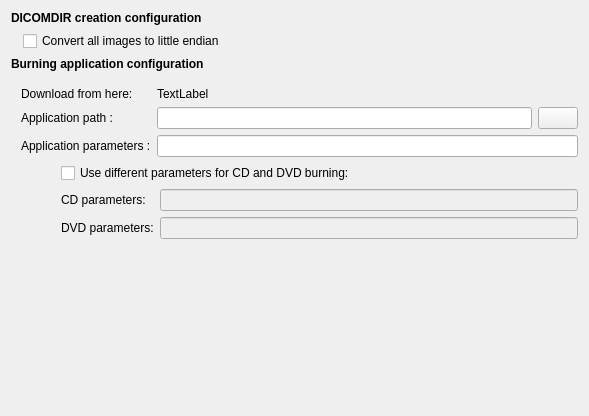
starviewer-medical/starviewer, file starviewer/src/inputoutput/qdicomdirconfigurationscreenbase.ui: the form before one commit.
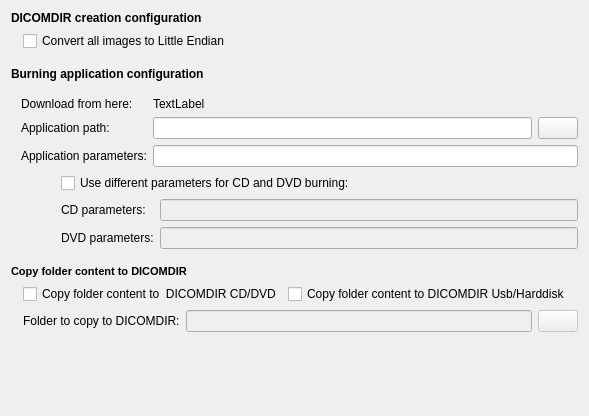
The form after the commit. Icons and pictures are not drawn.

Commit message: ENH:S'afegeix la possibilitat de copiar el contingut d'un directori especificat per l'usuari en els DICOMDIR, per exemple això pot servir per copiar un visor dicom o altre contingut que es cregui oportú.

Patch:
```diff
--- a/starviewer/src/inputoutput/qdicomdirconfigurationscreenbase.ui
+++ b/starviewer/src/inputoutput/qdicomdirconfigurationscreenbase.ui
@@ -29,8 +29,8 @@
    <iconset resource="../main/main.qrc">
     <normaloff>:/images/cdrom.png</normaloff>:/images/cdrom.png</iconset>
   </property>
-  <layout class="QVBoxLayout">
-   <item>
+  <layout class="QGridLayout" name="gridLayout">
+   <item row="0" column="0">
     <widget class="QLabel" name="label_2">
      <property name="font">
       <font>
@@ -43,8 +43,11 @@
      </property>
     </widget>
    </item>
-   <item>
+   <item row="1" column="0">
     <layout class="QHBoxLayout" name="horizontalLayout">
+     <property name="spacing">
+      <number>6</number>
+     </property>
      <item>
       <spacer name="horizontalSpacer">
        <property name="orientation">
@@ -64,13 +67,13 @@
      <item>
       <widget class="QCheckBox" name="m_checkBoxConvertDICOMDIRImagesToLittleEndian">
        <property name="text">
-        <string>Convert all images to little endian</string>
+        <string>Convert all images to Little Endian</string>
        </property>
       </widget>
      </item>
     </layout>
    </item>
-   <item>
+   <item row="3" column="0">
     <widget class="QLabel" name="label">
      <property name="font">
       <font>
@@ -83,7 +86,7 @@
      </property>
     </widget>
    </item>
-   <item>
+   <item row="4" column="0" colspan="2">
     <layout class="QVBoxLayout">
      <property name="leftMargin">
       <number>10</number>
@@ -108,7 +111,7 @@
           </size>
          </property>
          <property name="text">
-          <string>Application path :</string>
+          <string>Application path:</string>
          </property>
          <property name="textFormat">
           <enum>Qt::RichText</enum>
@@ -152,7 +155,7 @@
           </size>
          </property>
          <property name="text">
-          <string>Application parameters :</string>
+          <string>Application parameters:</string>
          </property>
         </widget>
        </item>
@@ -273,7 +276,138 @@
      </item>
     </layout>
    </item>
-   <item>
+   <item row="6" column="0">
+    <widget class="QLabel" name="label_3">
+     <property name="text">
+      <string>&lt;!DOCTYPE HTML PUBLIC &quot;-//W3C//DTD HTML 4.0//EN&quot; &quot;http://www.w3.org/TR/REC-html40/strict.dtd&quot;&gt;
+&lt;html&gt;&lt;head&gt;&lt;meta name=&quot;qrichtext&quot; content=&quot;1&quot; /&gt;&lt;style type=&quot;text/css&quot;&gt;
+p, li { white-space: pre-wrap; }
+&lt;/style&gt;&lt;/head&gt;&lt;body style=&quot; font-family:'MS Shell Dlg 2'; font-size:8.25pt; font-weight:400; font-style:normal;&quot;&gt;
+&lt;p style=&quot; margin-top:0px; margin-bottom:0px; margin-left:0px; margin-right:0px; -qt-block-indent:0; text-indent:0px;&quot;&gt;&lt;span style=&quot; font-size:8pt; font-weight:600;&quot;&gt;Copy folder content to DICOMDIR&lt;/span&gt;&lt;/p&gt;&lt;/body&gt;&lt;/html&gt;</string>
+     </property>
+    </widget>
+   </item>
+   <item row="7" column="0" colspan="2">
+    <layout class="QVBoxLayout" name="verticalLayout">
+     <item>
+      <layout class="QHBoxLayout" name="horizontalLayout_2">
+       <item>
+        <spacer name="horizontalSpacer_3">
+         <property name="orientation">
+          <enum>Qt::Horizontal</enum>
+         </property>
+         <property name="sizeType">
+          <enum>QSizePolicy::Fixed</enum>
+         </property>
+         <property name="sizeHint" stdset="0">
+          <size>
+           <width>12</width>
+           <height>20</height>
+          </size>
+         </property>
+        </spacer>
+       </item>
+       <item>
+        <widget class="QCheckBox" name="m_checkBoxCopyFolderContentToDICOMDIRCdDvd">
+         <property name="text">
+          <string>Copy folder content to  DICOMDIR CD/DVD</string>
+         </property>
+        </widget>
+       </item>
+       <item>
+        <widget class="QCheckBox" name="m_checkBoxCopyFolderContentToDICOMDIRUsbHardDisk">
+         <property name="text">
+          <string>Copy folder content to DICOMDIR Usb/Harddisk</string>
+         </property>
+        </widget>
+       </item>
+       <item>
+        <spacer name="horizontalSpacer_4">
+         <property name="orientation">
+          <enum>Qt::Horizontal</enum>
+         </property>
+         <property name="sizeHint" stdset="0">
+          <size>
+           <width>40</width>
+           <height>20</height>
+          </size>
+         </property>
+        </spacer>
+       </item>
+      </layout>
+     </item>
+     <item>
+      <layout class="QHBoxLayout" name="horizontalLayout_3">
+       <item>
+        <spacer name="horizontalSpacer_2">
+         <property name="orientation">
+          <enum>Qt::Horizontal</enum>
+         </property>
+         <property name="sizeType">
+          <enum>QSizePolicy::Fixed</enum>
+         </property>
+         <property name="sizeHint" stdset="0">
+          <size>
+           <width>12</width>
+           <height>20</height>
+          </size>
+         </property>
+        </spacer>
+       </item>
+       <item>
+        <widget class="QLabel" name="textLabel1_10">
+         <property name="sizePolicy">
+          <sizepolicy hsizetype="Preferred" vsizetype="Fixed">
+           <horstretch>0</horstretch>
+           <verstretch>0</verstretch>
+          </sizepolicy>
+         </property>
+         <property name="minimumSize">
+          <size>
+           <width>90</width>
+           <height>0</height>
+          </size>
+         </property>
+         <property name="text">
+          <string>Folder to copy to DICOMDIR:</string>
+         </property>
+         <property name="textFormat">
+          <enum>Qt::RichText</enum>
+         </property>
+         <property name="alignment">
+          <set>Qt::AlignVCenter</set>
+         </property>
+        </widget>
+       </item>
+       <item>
+        <widget class="QLineEdit" name="m_textDICOMDIRFolderPathToCopy">
+         <property name="enabled">
+          <bool>false</bool>
+         </property>
+        </widget>
+       </item>
+       <item>
+        <widget class="QPushButton" name="m_buttonExaminateDICOMDIRFolderPathToCopy">
+         <property name="enabled">
+          <bool>false</bool>
+         </property>
+         <property name="toolTip">
+          <string>Examine disk to find the application</string>
+         </property>
+         <property name="text">
+          <string/>
+         </property>
+         <property name="icon">
+          <iconset resource="../main/main.qrc">
+           <normaloff>:/images/folderopen.png</normaloff>:/images/folderopen.png</iconset>
+         </property>
+        </widget>
+       </item>
+      </layout>
+     </item>
+    </layout>
+   </item>
+   <item row="8" column="1">
     <spacer>
      <property name="orientation">
       <enum>Qt::Vertical</enum>
@@ -286,6 +420,38 @@
      </property>
     </spacer>
    </item>
+   <item row="2" column="0">
+    <spacer name="verticalSpacer">
+     <property name="orientation">
+      <enum>Qt::Vertical</enum>
+     </property>
+     <property name="sizeType">
+      <enum>QSizePolicy::Fixed</enum>
+     </property>
+     <property name="sizeHint" stdset="0">
+      <size>
+       <width>20</width>
+       <height>10</height>
+      </size>
+     </property>
+    </spacer>
+   </item>
+   <item row="5" column="0">
+    <spacer name="verticalSpacer_2">
+     <property name="orientation">
+      <enum>Qt::Vertical</enum>
+     </property>
+     <property name="sizeType">
+      <enum>QSizePolicy::Fixed</enum>
+     </property>
+     <property name="sizeHint" stdset="0">
+      <size>
+       <width>20</width>
+       <height>10</height>
+      </size>
+     </property>
+    </spacer>
+   </item>
   </layout>
  </widget>
  <layoutdefault spacing="6" margin="11"/>
```
Left out of the diff: 26 changed lines with no effect on the pictures. The commit also changes 6 other files.
